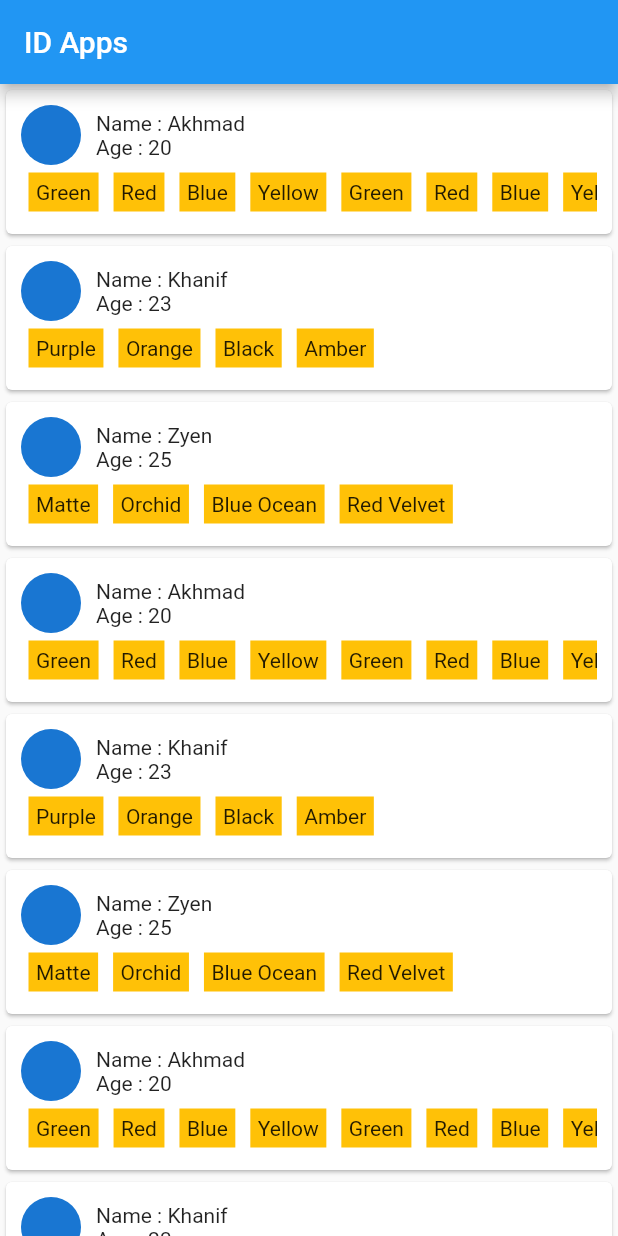
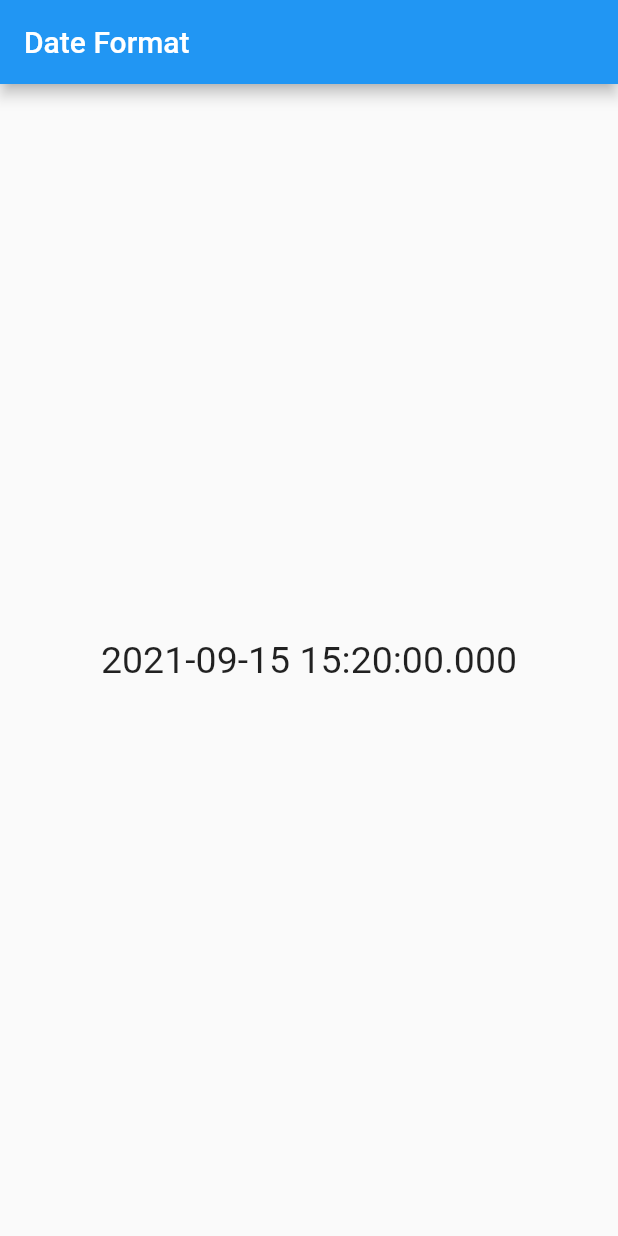
Before and after one commit to khanifzyen/kuldii_project, a Flutter app: the screen it shows after launch, on a phone screen of 412 x 824 dp. Run offline on Flutter 3.47's test engine with Material 2 defaults, Android fonts, the phone set to English and light mode, and no system bars.

Commit message:
datetime default

```diff
--- a/lib/main.dart
+++ b/lib/main.dart
@@ -5,166 +5,21 @@ void main() {
 }
 
 class MyApp extends StatelessWidget {
-  MyApp({Key? key}) : super(key: key);
-
-  final List<Map<String, dynamic>> myList = [
-    {
-      "name": "Akhmad",
-      "age": 20,
-      "favColor": [
-        "Green",
-        "Red",
-        "Blue",
-        "Yellow",
-        "Green",
-        "Red",
-        "Blue",
-        "Yellow",
-      ],
-    },
-    {
-      "name": "Khanif",
-      "age": 23,
-      "favColor": [
-        "Purple",
-        "Orange",
-        "Black",
-        "Amber",
-      ],
-    },
-    {
-      "name": "Zyen",
-      "age": 25,
-      "favColor": [
-        "Matte",
-        "Orchid",
-        "Blue Ocean",
-        "Red Velvet",
-      ],
-    },
-    {
-      "name": "Akhmad",
-      "age": 20,
-      "favColor": [
-        "Green",
-        "Red",
-        "Blue",
-        "Yellow",
-        "Green",
-        "Red",
-        "Blue",
-        "Yellow",
-      ],
-    },
-    {
-      "name": "Khanif",
-      "age": 23,
-      "favColor": [
-        "Purple",
-        "Orange",
-        "Black",
-        "Amber",
-      ],
-    },
-    {
-      "name": "Zyen",
-      "age": 25,
-      "favColor": [
-        "Matte",
-        "Orchid",
-        "Blue Ocean",
-        "Red Velvet",
-      ],
-    },
-    {
-      "name": "Akhmad",
-      "age": 20,
-      "favColor": [
-        "Green",
-        "Red",
-        "Blue",
-        "Yellow",
-        "Green",
-        "Red",
-        "Blue",
-        "Yellow",
-      ],
-    },
-    {
-      "name": "Khanif",
-      "age": 23,
-      "favColor": [
-        "Purple",
-        "Orange",
-        "Black",
-        "Amber",
-      ],
-    },
-    {
-      "name": "Zyen",
-      "age": 25,
-      "favColor": [
-        "Matte",
-        "Orchid",
-        "Blue Ocean",
-        "Red Velvet",
-      ],
-    },
-  ];
+  const MyApp({Key? key}) : super(key: key);
 
   @override
   Widget build(BuildContext context) {
     return MaterialApp(
-      title: "ID Apps",
-      debugShowCheckedModeBanner: false,
+      title: "Date Format",
       home: Scaffold(
         appBar: AppBar(
-          title: Text("ID Apps"),
+          title: const Text("Date Format"),
         ),
-        body: ListView(
-          children: myList.map((data) {
-            final List<String> favColor = data["favColor"];
-
-            return Card(
-              child: Container(
-                padding: EdgeInsets.all(10),
-                child: Column(
-                  crossAxisAlignment: CrossAxisAlignment.start,
-                  children: [
-                    Row(
-                      children: [
-                        const CircleAvatar(),
-                        const SizedBox(width: 10),
-                        Column(
-                          crossAxisAlignment: CrossAxisAlignment.start,
-                          children: [
-                            Text("Name : ${data['name']}"),
-                            Text("Age : ${data['age']}"),
-                          ],
-                        ),
-                      ],
-                    ),
-                    SingleChildScrollView(
-                      scrollDirection: Axis.horizontal,
-                      child: Row(
-                        children: favColor.map((color) {
-                          return Container(
-                            child: Text(color),
-                            color: Colors.amber,
-                            margin: const EdgeInsets.symmetric(
-                              horizontal: 5,
-                              vertical: 5,
-                            ),
-                            padding: const EdgeInsets.all(5),
-                          );
-                        }).toList(),
-                      ),
-                    ),
-                  ],
-                ),
-              ),
-            );
-          }).toList(),
+        body: Center(
+          child: Text(
+            DateTime(2021, 9, 15, 15, 20).toString(),
+            style: TextStyle(fontSize: 25),
+          ),
         ),
       ),
     );
```
